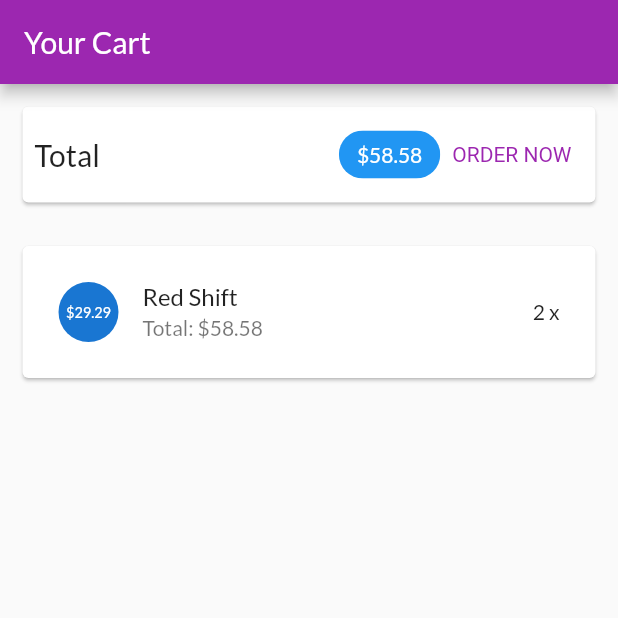
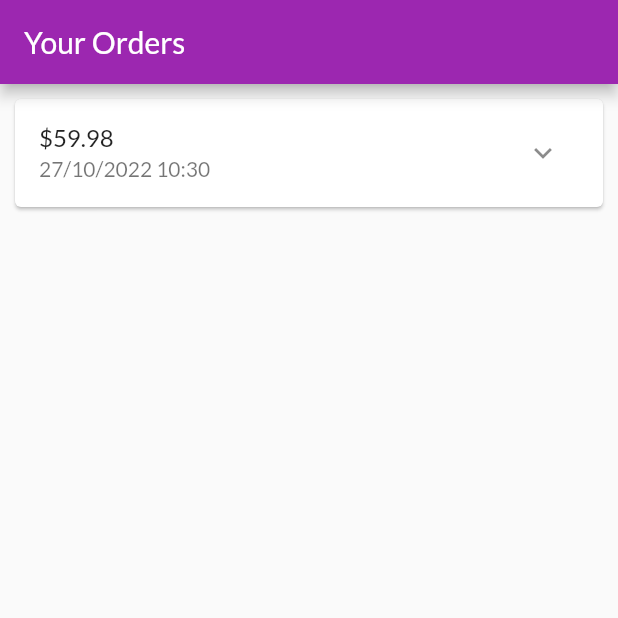
Before and after one commit to Anhkiet240101/lab1, a Flutter app: the screen it shows after launch, on a phone screen of 412 x 824 dp, the top half of it. Run offline on Flutter 3.47's test engine with Material 2 defaults, Android fonts, the phone set to English and light mode, and no system bars.

Commit message:
Xay dung trang cac dat hang

```diff
--- a/lib/main.dart
+++ b/lib/main.dart
@@ -4,6 +4,7 @@ import 'ui/products/product_detail_screen.dart';
 import 'ui/products/products_overview_screen.dart';
 import 'ui/products/user_products_screen.dart';
 import 'ui/cart/cart_screen.dart';
+import 'ui/orders/orders_screen.dart';
 
 void main() {
   runApp(const MyApp());
@@ -25,7 +26,7 @@ class MyApp extends StatelessWidget {
         ),
       ),
       home: const SafeArea(
-        child: CartScreen(),
+        child: OrdersScreen(),
       ),
     );
   }
--- /dev/null
+++ b/lib/models/order_item.dart
@@ -0,0 +1,33 @@
+import 'cart_item.dart';
+
+class OrderItem {
+  final String? id;
+  final double amount;
+  final List<CartItem> products;
+  final DateTime dateTime;
+
+  int get productCount {
+    return products.length;
+  }
+
+  OrderItem({
+    this.id,
+    required this.amount,
+    required this.products,
+    DateTime? dateTime,
+  }) : dateTime = dateTime ?? DateTime.now();
+
+  OrderItem copyWith({
+    String? id,
+    double? amount,
+    List<CartItem>? products,
+    DateTime? dateTime,
+  }) {
+    return OrderItem(
+      id: id ?? this.id,
+      amount: amount ?? this.amount,
+      products: products ?? this.products,
+      dateTime: dateTime ?? this.dateTime,
+    );
+  }
+}
--- /dev/null
+++ b/lib/ui/orders/order_item_card.dart
@@ -0,0 +1,81 @@
+import 'dart:math';
+
+import 'package:flutter/material.dart';
+import 'package:intl/intl.dart';
+
+import '../../models/order_item.dart';
+
+class OrderItemCard extends StatefulWidget {
+  final OrderItem order;
+
+  const OrderItemCard(this.order, {super.key});
+
+  @override
+  State<OrderItemCard> createState() => _OrderItemCardState();
+}
+
+class _OrderItemCardState extends State<OrderItemCard> {
+  var _expanded = false;
+
+  @override
+  Widget build(BuildContext context) {
+    return Card(
+      margin: const EdgeInsets.all(10),
+      child: Column(
+        children: <Widget>[
+          buildOrderSummary(),
+          if (_expanded) buildOrderDetails()
+        ],
+      ),
+    );
+  }
+
+  Widget buildOrderDetails() {
+    return Container(
+      padding: const EdgeInsets.symmetric(horizontal: 15, vertical: 4),
+      height: min(widget.order.productCount * 20.0 + 10, 100),
+      child: ListView(
+        children: widget.order.products
+            .map(
+              (prod) => Row(
+                mainAxisAlignment: MainAxisAlignment.spaceBetween,
+                children: <Widget>[
+                  Text(
+                    prod.title,
+                    style: const TextStyle(
+                      fontSize: 18,
+                      fontWeight: FontWeight.bold,
+                    ),
+                  ),
+                  Text(
+                    '${prod.quantity}x \$${prod.price}',
+                    style: const TextStyle(
+                      fontSize: 18,
+                      color: Colors.grey,
+                    ),
+                  )
+                ],
+              ),
+            )
+            .toList(),
+      ),
+    );
+  }
+
+  Widget buildOrderSummary() {
+    return ListTile(
+      title: Text('\$${widget.order.amount}'),
+      subtitle: Text(
+        DateFormat('dd/MM/yyyy hh:mm').format(widget.order.dateTime),
+      ),
+      trailing: IconButton(
+        icon: Icon(_expanded ? Icons.expand_less : Icons.expand_more),
+        onPressed: () {
+          setState(() {
+            _expanded = !_expanded;
+          });
+        },
+      ),
+    );
+  }
+}
--- /dev/null
+++ b/lib/ui/orders/order_manager.dart
@@ -0,0 +1,30 @@
+import 'package:flutter/foundation.dart';
+
+import '../../models/cart_item.dart';
+import '../../models/order_item.dart';
+
+class OrdersManager with ChangeNotifier {
+  final List<OrderItem> _orders = [
+    OrderItem(
+      id: 'o1',
+      amount: 59.98,
+      products: [
+        CartItem(
+          id: 'c1',
+          title: 'Red Shift',
+          price: 29.99,
+          quantity: 2,
+        )
+      ],
+      dateTime: DateTime.now(),
+    )
+  ];
+
+  int get orderCount {
+    return _orders.length;
+  }
+
+  List<OrderItem> get orders {
+    return [..._orders];
+  }
+}
--- /dev/null
+++ b/lib/ui/orders/orders_screen.dart
@@ -0,0 +1,23 @@
+import 'package:flutter/material.dart';
+
+import 'order_manager.dart';
+import 'order_item_card.dart';
+
+class OrdersScreen extends StatelessWidget {
+  const OrdersScreen({super.key});
+
+  @override
+  Widget build(BuildContext context) {
+    print('building orders');
+    final ordersManager = OrdersManager();
+    return Scaffold(
+      appBar: AppBar(
+        title: const Text('Your Orders'),
+      ),
+      body: ListView.builder(
+        itemCount: ordersManager.orderCount,
+        itemBuilder: (ctx, i) => OrderItemCard(ordersManager.orders[i]),
+      ),
+    );
+  }
+}
--- a/pubspec.yaml
+++ b/pubspec.yaml
@@ -31,11 +31,12 @@ environment:
 dependencies:
   flutter:
     sdk: flutter
-
+  intl: ^0.17.0
 
   # The following adds the Cupertino Icons font to your application.
   # Use with the CupertinoIcons class for iOS style icons.
   cupertino_icons: ^1.0.2
+
 
 dev_dependencies:
   flutter_test:
```
Also changed, not shown: pubspec.lock.
